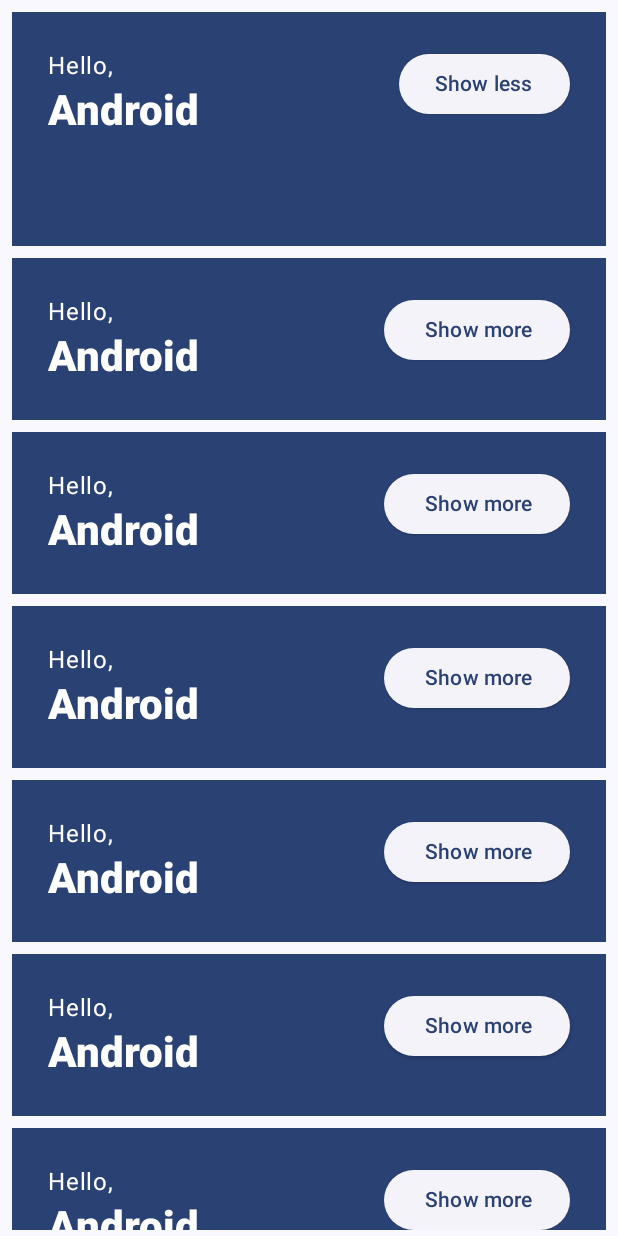
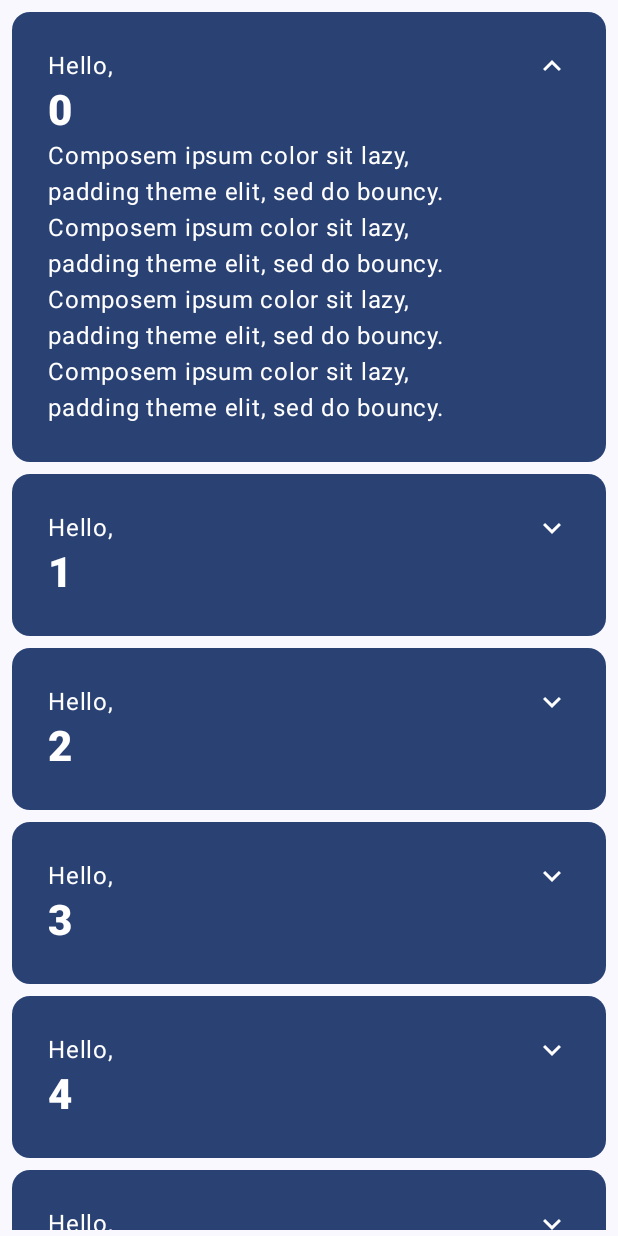
Before and after one commit to azisanw19/jetpack-compose, an Android app built with Jetpack Compose: the composable Greetings shown on its own in the app's theme, after a tap on "Show more", on a phone screen of 412 x 824 dp. Run offline under Robolectric (Android 15) with nearby library versions, the phone set to English and light mode, and no system bars.

Commit message:
Sentuhan akhir

```diff
--- a/app/build.gradle.kts
+++ b/app/build.gradle.kts
@@ -68,4 +68,8 @@ dependencies {
     androidTestImplementation(platform("androidx.compose:compose-bom:2023.03.00"))
     debugImplementation("androidx.compose.ui:ui-tooling")
     debugImplementation("androidx.compose.ui:ui-test-manifest")
+
+    /* Material Icons Extended */
+    implementation("androidx.compose.material:material-icons-extended:1.4.2")
+
 }
--- a/app/src/main/java/com/canwar/jetpackcompose/ui/activity/BasicJetpackComposeActivity.kt
+++ b/app/src/main/java/com/canwar/jetpackcompose/ui/activity/BasicJetpackComposeActivity.kt
@@ -4,6 +4,7 @@ import android.content.res.Configuration.UI_MODE_NIGHT_YES
 import android.os.Bundle
 import androidx.activity.ComponentActivity
 import androidx.activity.compose.setContent
+import androidx.compose.animation.animateContentSize
 import androidx.compose.animation.core.Spring
 import androidx.compose.animation.core.animateDpAsState
 import androidx.compose.animation.core.spring
@@ -14,8 +15,16 @@ import androidx.compose.foundation.layout.fillMaxSize
 import androidx.compose.foundation.layout.padding
 import androidx.compose.foundation.lazy.LazyColumn
 import androidx.compose.foundation.lazy.items
+import androidx.compose.material.icons.Icons
 import androidx.compose.material3.Button
+import androidx.compose.material3.Card
+import androidx.compose.material3.CardDefaults
 import androidx.compose.material3.ElevatedButton
+import androidx.compose.material3.Icon
+import androidx.compose.material.icons.Icons.Filled
+import androidx.compose.material.icons.filled.ExpandLess
+import androidx.compose.material.icons.filled.ExpandMore
+import androidx.compose.material3.IconButton
 import androidx.compose.material3.MaterialTheme
 import androidx.compose.material3.Surface
 import androidx.compose.material3.Text
@@ -27,9 +36,11 @@ import androidx.compose.runtime.saveable.rememberSaveable
 import androidx.compose.runtime.setValue
 import androidx.compose.ui.Alignment
 import androidx.compose.ui.Modifier
+import androidx.compose.ui.res.stringResource
 import androidx.compose.ui.text.font.FontWeight
 import androidx.compose.ui.tooling.preview.Preview
 import androidx.compose.ui.unit.dp
+import com.canwar.jetpackcompose.R
 import com.canwar.jetpackcompose.ui.theme.JetpackComposeTheme
 
 class BasicJetpackComposeActivity : ComponentActivity() {
@@ -51,7 +62,7 @@ class BasicJetpackComposeActivity : ComponentActivity() {
 @Composable
 private fun Greetings(
     modifier: Modifier = Modifier,
-    names: List<String> = List(1000) { "Android" }
+    names: List<String> = List(1000) { "$it" }
 ) {
     // membuat column
     LazyColumn(
@@ -59,8 +70,65 @@ private fun Greetings(
     ) {
         // android compose list
         items(items = names) { name ->
-            Greeting(name)
+            GreetingCard(name)
         }
+    }
+}
+
+@Composable
+private fun CardContent(name: String) {
+    var expanded by remember { mutableStateOf(false) }
+
+    Row(
+        modifier = Modifier
+            .padding(12.dp)
+            .animateContentSize(
+                animationSpec = spring(
+                    dampingRatio = Spring.DampingRatioMediumBouncy,
+                    stiffness = Spring.StiffnessLow
+                )
+            )
+    ) {
+        Column(
+            modifier = Modifier
+                .weight(1f)
+                .padding(12.dp)
+        ) {
+            Text(text = "Hello, ")
+            Text(
+                text = name, style = MaterialTheme.typography.headlineMedium.copy(
+                    fontWeight = FontWeight.ExtraBold
+                )
+            )
+            if (expanded) {
+                Text(
+                    text = ("Composem ipsum color sit lazy, " +
+                            "padding theme elit, sed do bouncy. ").repeat(4),
+                )
+            }
+        }
+        IconButton(onClick = { expanded = !expanded }) {
+            Icon(
+                imageVector = if (expanded) Filled.ExpandLess else Filled.ExpandMore,
+                contentDescription = if (expanded) {
+                    stringResource(R.string.show_less)
+                } else {
+                    stringResource(R.string.show_more)
+                }
+            )
+        }
+    }
+}
+
+@Composable
+private fun GreetingCard(name: String) {
+    Card(
+        colors = CardDefaults.cardColors(
+            containerColor = MaterialTheme.colorScheme.primary
+        ),
+        modifier = Modifier.padding(vertical = 4.dp, horizontal = 8.dp)
+    ) {
+        CardContent(name)
     }
 }
 
--- a/app/src/main/res/values/strings.xml
+++ b/app/src/main/res/values/strings.xml
@@ -1,4 +1,6 @@
 <resources>
     <string name="app_name">Jetpack Compose</string>
     <string name="title_activity_basic_jetpack_compose">Basic Jetpack Compose Activity</string>
+    <string name="show_less">Show Less</string>
+    <string name="show_more">Show more</string>
 </resources>
```
Also changed, not shown: 1 other file.
